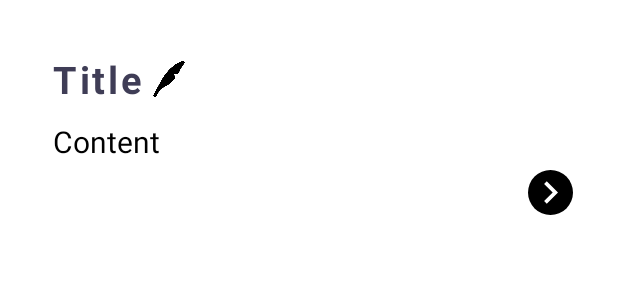
After one commit to 01spidey/Daily-Journal-App, an Android app: the layout dialog_layout.xml on its own in the app's theme, with its tools: preview values and no code run, on a phone screen of 412 x 824 dp. The commit adds this screen. Shown: the top 300 px of the screen. Run offline under Robolectric (Android 15) with nearby library versions, the phone set to English and light mode, and no system bars.

Commit message:
The app was completed up to Navigating to Months and days. Has No errors !!

```diff
--- a/app/src/main/java/com/example/journalapp/DaysFragment.kt
+++ b/app/src/main/java/com/example/journalapp/DaysFragment.kt
@@ -1,5 +1,7 @@
 package com.example.journalapp
 
+import android.annotation.SuppressLint
+import android.app.AlertDialog
 import android.os.Bundle
 import androidx.fragment.app.Fragment
 import android.view.LayoutInflater
@@ -71,7 +73,19 @@ class DaysFragment : Fragment(), CalendarAdapter.OnItemListener {
     }
 
     override fun onItemClick(position: Int, dayText: String, dot:View) {
-        if(dayText!="") Toast.makeText(requireContext(), dayText, Toast.LENGTH_SHORT).show()
+        if(dayText!="") showAlertDialog(dayText)
+
+    }
+
+    @SuppressLint("MissingInflatedId")
+    private fun showAlertDialog(dayText: String) {
+        val dialogView:View = layoutInflater.inflate(R.layout.dialog_layout, null)
+//        dialogView.findViewById<TextView>(R.id.dialog).text = "Today is $dayText"
+        dialogView.findViewById<TextView>(R.id.title).text = "A Busy Day !!"
+        dialogView.findViewById<TextView>(R.id.content).text = "Today was a busy day, I started the day by going for a morning walk and enjoying the beauty of nature..."
+        val builder : AlertDialog.Builder = AlertDialog.Builder(requireContext(), R.style.dialog)
+        val dialog : AlertDialog = builder.setView(dialogView).create()
+        builder.show()
 
     }
 
--- /dev/null
+++ b/app/src/main/res/drawable/go.xml
@@ -0,0 +1,5 @@
+<vector android:autoMirrored="true" android:height="24dp"
+    android:tint="#FFFFFF" android:viewportHeight="24"
+    android:viewportWidth="24" android:width="24dp" xmlns:android="http://schemas.android.com/apk/res/android">
+    <path android:fillColor="@android:color/white" android:pathData="M8.59,16.59L13.17,12 8.59,7.41 10,6l6,6 -6,6 -1.41,-1.41z"/>
+</vector>
--- a/app/src/main/res/drawable/rect_card_blue_fill.xml
+++ b/app/src/main/res/drawable/rect_card_blue_fill.xml
@@ -1,7 +1,7 @@
 <?xml version="1.0" encoding="utf-8"?>
 <shape xmlns:android="http://schemas.android.com/apk/res/android"
     android:shape="rectangle">
-    <solid android:color="#3f3d56"/>
+    <solid android:color="@color/blue"/>
     <corners android:radius="20dp"/>
 
 </shape>
--- /dev/null
+++ b/app/src/main/res/drawable/rounded_dialog.xml
@@ -0,0 +1,5 @@
+<?xml version="1.0" encoding="utf-8"?>
+<shape xmlns:android="http://schemas.android.com/apk/res/android">
+    <corners android:radius="12dp"/>
+
+</shape>
--- /dev/null
+++ b/app/src/main/res/layout/dialog_layout.xml
@@ -0,0 +1,69 @@
+<?xml version="1.0" encoding="utf-8"?>
+<androidx.constraintlayout.widget.ConstraintLayout xmlns:android="http://schemas.android.com/apk/res/android"
+    xmlns:app="http://schemas.android.com/apk/res-auto"
+    xmlns:tools="http://schemas.android.com/tools"
+    android:layout_width="match_parent"
+    android:layout_height="match_parent"
+    android:padding="10dp">
+
+
+    <LinearLayout
+        android:layout_width="match_parent"
+        android:layout_height="wrap_content"
+        android:background="@drawable/rect_card_white_fill"
+        android:orientation="vertical"
+        android:padding="20dp"
+        app:layout_constraintEnd_toEndOf="parent"
+        app:layout_constraintStart_toStartOf="parent"
+        app:layout_constraintTop_toTopOf="parent">
+
+        <LinearLayout
+            android:layout_width="match_parent"
+            android:layout_height="wrap_content">
+
+            <TextView
+                android:id="@+id/title"
+                android:layout_width="wrap_content"
+                android:layout_height="wrap_content"
+                android:letterSpacing=".07"
+                android:text="Title"
+                android:padding="5dp"
+                android:textColor="@color/blue"
+                android:textSize="25sp"
+                android:textStyle="bold"/>
+
+            <View
+                android:layout_width="25dp"
+                android:layout_height="25dp"
+                android:background="@drawable/quill_pen"
+                android:layout_gravity="center"/>
+
+        </LinearLayout>
+
+        <TextView
+            android:id="@+id/content"
+            android:layout_width="match_parent"
+            android:layout_height="wrap_content"
+            android:layout_gravity="start"
+            android:padding="5dp"
+            android:text = "Content "
+            android:textAlignment="viewStart"
+            android:lineSpacingExtra="5dp"
+            android:textColor="@color/black"
+            android:textSize="20sp" />
+
+        <ImageView
+            android:id="@+id/read"
+            android:layout_width="30dp"
+            android:layout_height="30dp"
+            android:layout_gravity="end"
+            android:background="@drawable/circle_dot"
+            android:backgroundTint="@color/black"
+            android:src="@drawable/go" />
+
+
+    </LinearLayout>
+
+
+
+</androidx.constraintlayout.widget.ConstraintLayout>
--- a/app/src/main/res/values/colors.xml
+++ b/app/src/main/res/values/colors.xml
@@ -8,5 +8,6 @@
     <color name="black">#FF000000</color>
     <color name="white">#FFFFFFFF</color>
     <color name="red">#E61D0E</color>
+    <color name="blue">#3f3d56</color>
 
 </resources>
--- a/app/src/main/res/values/themes.xml
+++ b/app/src/main/res/values/themes.xml
@@ -19,4 +19,15 @@
         <item name="itemIconTint">@color/white</item>
     </style>
 
+    <style name="dialog" parent="Theme.AppCompat.Light.Dialog.Alert">
+        <item name="android:windowBackground">@drawable/rounded_dialog</item>
+        <item name="android:windowAnimationStyle">@style/fade_anim</item>
+    </style>
+
+    <style name="fade_anim">
+        <item name="android:windowEnterAnimation">@android:anim/fade_in</item>
+        <item name="android:windowExitAnimation">@android:anim/fade_out</item>
+
+    </style>
+
 </resources>
```
